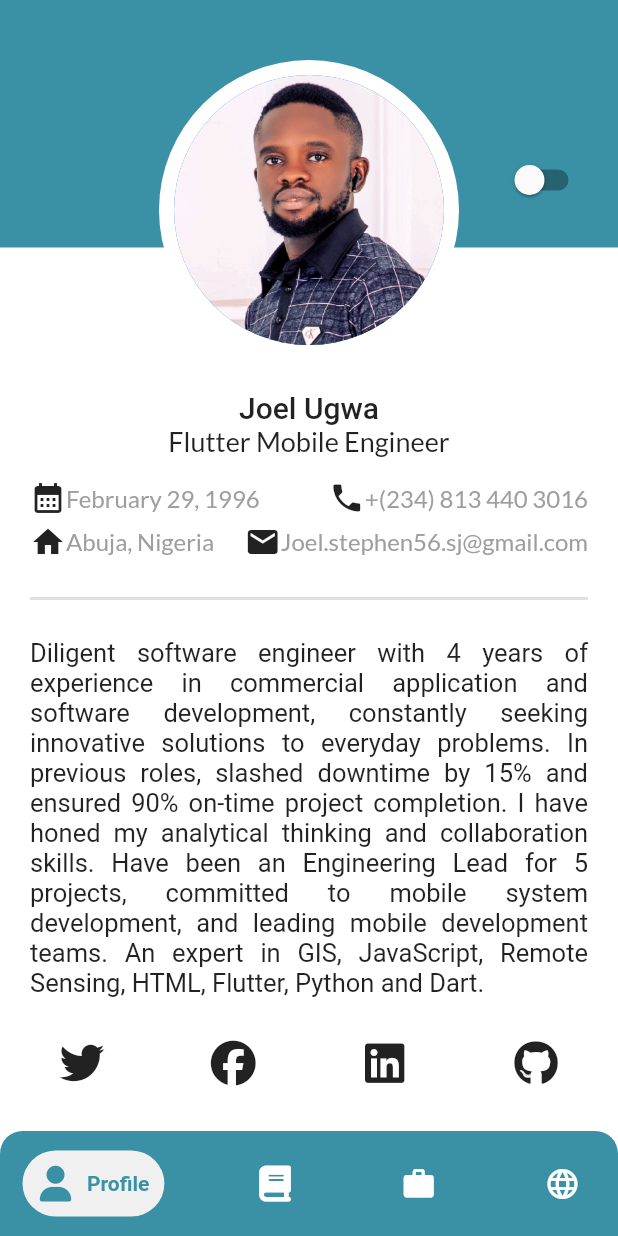
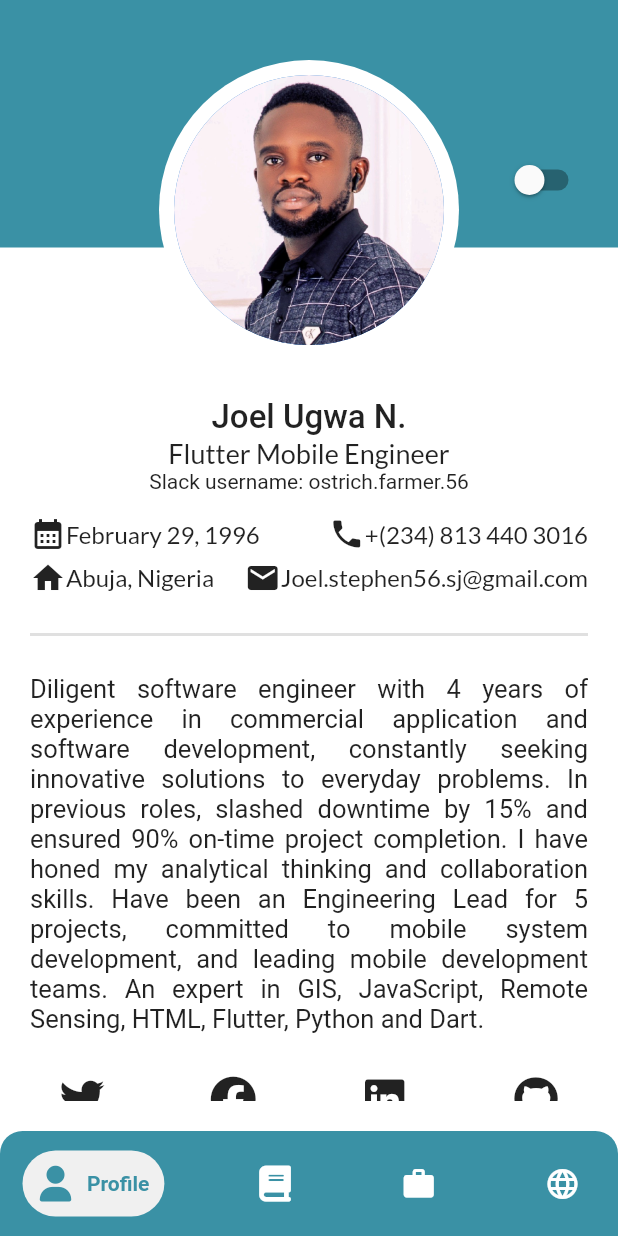
Before and after one commit to OstrichFarmer/mobile_cv, a Flutter app: the screen it shows after launch, on a phone screen of 412 x 824 dp. Run offline on Flutter 3.47's test engine with Material 2 defaults, Android fonts, the light colour scheme and no system bars; drawn by our look-alikes of google_nav_bar; our stand-ins replace font_awesome_flutter, google_fonts, url_launcher_web; Roboto replaces fonts that are missing (Aclonica).

Commit message:
added slack username

```diff
--- a/lib/screens/profile_screen.dart
+++ b/lib/screens/profile_screen.dart
@@ -120,11 +120,14 @@ class ProfileScreen extends StatelessWidget {
         ),
         child: ListView(
           children: [
+            const SizedBox(
+              height: 5,
+            ),
             Center(
               child: Text(
-                'Joel Ugwa',
+                'Joel Ugwa N.',
                 style: GoogleFonts.aclonica(
-                    fontSize: 20, fontWeight: FontWeight.w500),
+                    fontSize: 22, fontWeight: FontWeight.w500),
               ),
             ),
             Center(
@@ -133,6 +136,9 @@ class ProfileScreen extends StatelessWidget {
                 style:
                     GoogleFonts.lato(fontSize: 18, fontWeight: FontWeight.w500),
               ),
+            ),
+            const Center(
+              child: Text('Slack username: ostrich.farmer.56'),
             ),
             const SizedBox(
               height: 15,
--- a/lib/utils/constants.dart
+++ b/lib/utils/constants.dart
@@ -7,5 +7,5 @@ final kExperiencetagTextStyle = GoogleFonts.aclonica(
   color: AppColors.prussianBlue,
 );
 
-final kAboutTextStyling = GoogleFonts.lato(
-    color: Colors.grey, fontWeight: FontWeight.w400, fontSize: 16);
+final kAboutTextStyling =
+    GoogleFonts.lato(fontWeight: FontWeight.w400, fontSize: 16);
```
